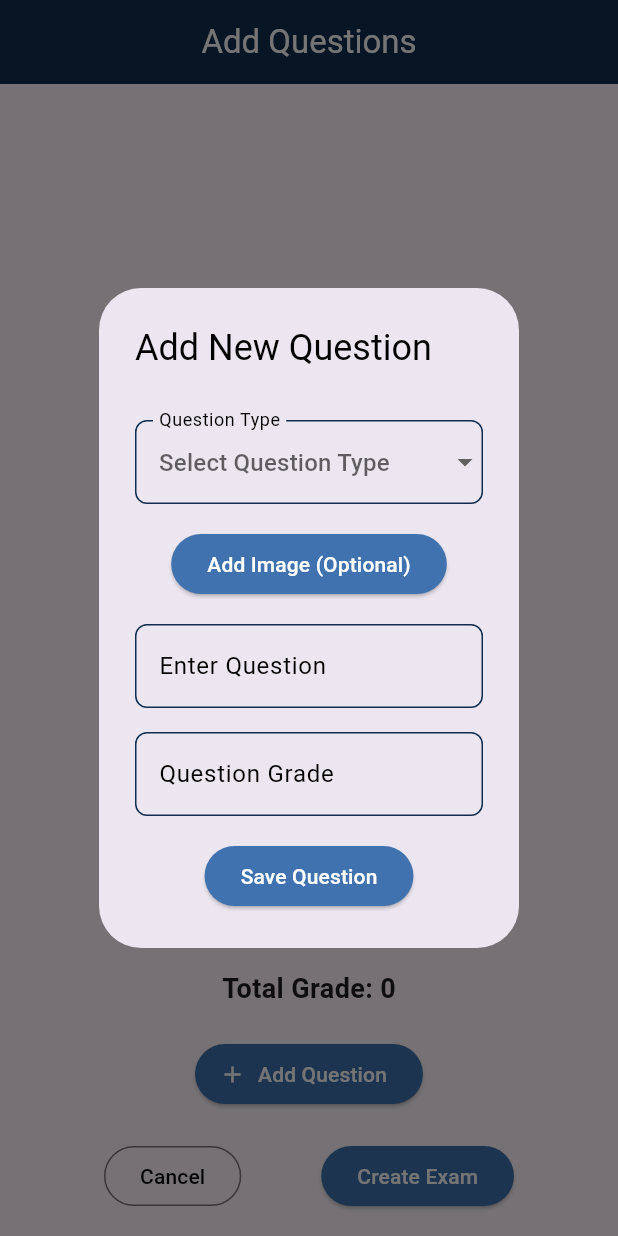
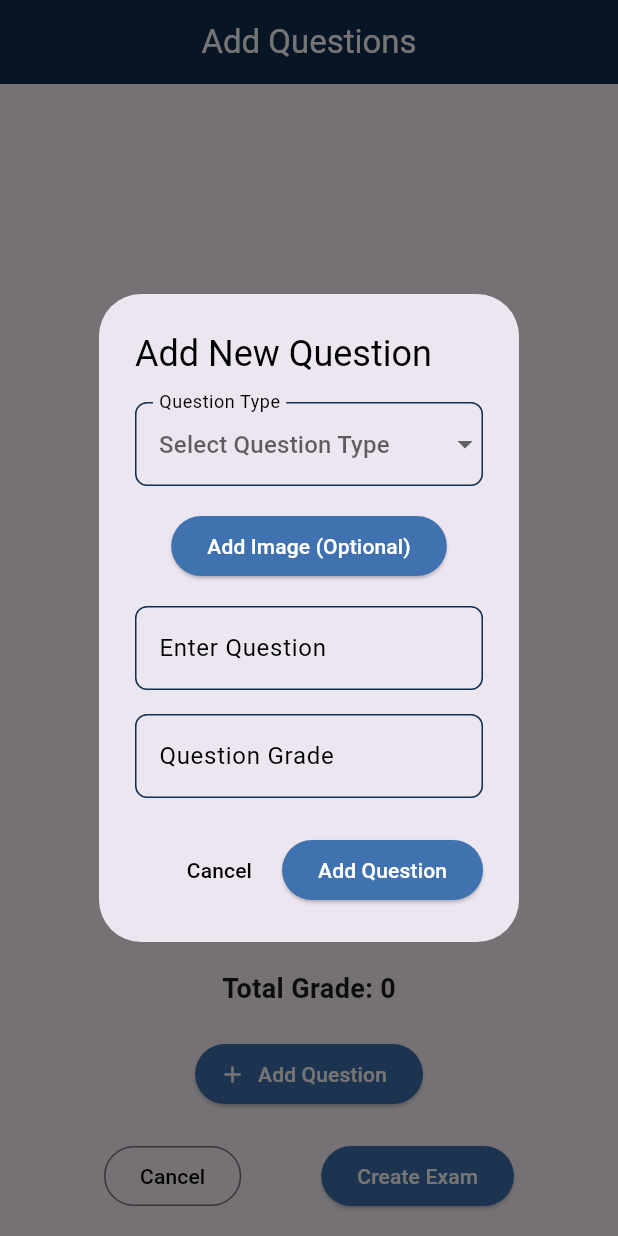
Before and after one commit to MohamedIsa/QuizApp, a Flutter app: the AddQuestionExam screen opened by its route, after a tap on "Add Question", on a phone screen of 412 x 824 dp. Run offline on Flutter 3.47's test engine with Material 3 defaults, Android fonts, the phone set to English and light mode, and no system bars; our stand-ins replace cloud_firestore, firebase_auth, firebase_core, firebase_storage, flutter_spinkit, google_sign_in and 2 more; accounts and stored records are empty; generated files the repository leaves out were written again.

Commit message:
fixing the add question

```diff
--- a/lib/pages/adminhome/widgets/addQuestion.dart
+++ b/lib/pages/adminhome/widgets/addQuestion.dart
@@ -143,7 +143,7 @@ class AddQuestionState extends State<AddQuestion> {
       questionText: _questionText,
       options: _options,
       correctAnswer: _correctAnswer,
-      grade: _questionGrade,
+      grade: _questionGrade, // grade is now an int
       imageUrl: _imageUrl,
     );
 
@@ -174,21 +174,24 @@ class AddQuestionState extends State<AddQuestion> {
           child: Column(
             mainAxisSize: MainAxisSize.min,
             children: [
-              SizedBox(height: 16),
               DropdownButtonFormField<String>(
                 value: _questionType.isEmpty ? null : _questionType,
                 decoration: InputDecoration(
                   labelText: 'Question Type',
                   labelStyle: TextStyle(color: AppColors.textBlack),
                   hintText: 'Select Question Type',
-                  hintStyle: TextStyle(color: AppColors.textBlack),
+                  hintStyle:
+                      TextStyle(color: AppColors.textBlack), // Hint text style
                   enabledBorder: OutlineInputBorder(
-                    borderSide: BorderSide(color: AppColors.appBarColor),
+                    borderSide: BorderSide(
+                        color:
+                            AppColors.appBarColor), // Border when not focused
                     borderRadius: BorderRadius.circular(8),
                   ),
                   focusedBorder: OutlineInputBorder(
-                    borderSide:
-                        BorderSide(color: AppColors.appBarColor, width: 2),
+                    borderSide: BorderSide(
+                        color: AppColors.appBarColor,
+                        width: 2), // Border when focused
                     borderRadius: BorderRadius.circular(8),
                   ),
                 ),
@@ -212,18 +215,7 @@ class AddQuestionState extends State<AddQuestion> {
                 },
               ),
               SizedBox(height: 16),
-              if (_imageFile == null)
-                ElevatedButton(
-                  style: ElevatedButton.styleFrom(
-                    backgroundColor: AppColors.buttonColor,
-                  ),
-                  onPressed: _pickImage,
-                  child: Text(
-                    'Add Image (Optional)',
-                    style: TextStyle(color: AppColors.buttonTextColor),
-                  ),
-                )
-              else
+              if (_imageFile != null)
                 Stack(
                   children: [
                     Image.file(_imageFile!,
@@ -236,21 +228,38 @@ class AddQuestionState extends State<AddQuestion> {
                       ),
                     ),
                   ],
+                )
+              else
+                ElevatedButton(
+                  style: ElevatedButton.styleFrom(
+                    backgroundColor: AppColors.buttonColor, // Button color
+                  ),
+                  onPressed: _pickImage,
+                  child: Text(
+                    'Add Image (Optional)',
+                    style: TextStyle(
+                        color: AppColors.buttonTextColor), // Button text color
+                  ),
                 ),
               SizedBox(height: 16),
               TextFormField(
                 decoration: InputDecoration(
                   labelText: 'Enter Question',
-                  labelStyle: TextStyle(color: AppColors.textBlack),
+                  labelStyle:
+                      TextStyle(color: AppColors.textBlack), // Label color
                   hintText: 'Enter the question text',
-                  hintStyle: TextStyle(color: AppColors.textBlack),
+                  hintStyle:
+                      TextStyle(color: AppColors.textBlack), // Hint text style
                   enabledBorder: OutlineInputBorder(
-                    borderSide: BorderSide(color: AppColors.appBarColor),
+                    borderSide: BorderSide(
+                        color:
+                            AppColors.appBarColor), // Border when not focused
                     borderRadius: BorderRadius.circular(8),
                   ),
                   focusedBorder: OutlineInputBorder(
-                    borderSide:
-                        BorderSide(color: AppColors.appBarColor, width: 2),
+                    borderSide: BorderSide(
+                        color: AppColors.appBarColor,
+                        width: 2), // Border when focused
                     borderRadius: BorderRadius.circular(8),
                   ),
                 ),
@@ -263,16 +272,21 @@ class AddQuestionState extends State<AddQuestion> {
               TextFormField(
                 decoration: InputDecoration(
                   labelText: 'Question Grade',
-                  labelStyle: TextStyle(color: AppColors.textBlack),
+                  labelStyle:
+                      TextStyle(color: AppColors.textBlack), // Label color
                   hintText: 'Enter the question grade',
-                  hintStyle: TextStyle(color: AppColors.textBlack),
+                  hintStyle:
+                      TextStyle(color: AppColors.textBlack), // Hint text style
                   enabledBorder: OutlineInputBorder(
-                    borderSide: BorderSide(color: AppColors.appBarColor),
+                    borderSide: BorderSide(
+                        color:
+                            AppColors.appBarColor), // Border when not focused
                     borderRadius: BorderRadius.circular(8),
                   ),
                   focusedBorder: OutlineInputBorder(
-                    borderSide:
-                        BorderSide(color: AppColors.appBarColor, width: 2),
+                    borderSide: BorderSide(
+                        color: AppColors.appBarColor,
+                        width: 2), // Border when focused
                     borderRadius: BorderRadius.circular(8),
                   ),
                 ),
@@ -283,25 +297,93 @@ class AddQuestionState extends State<AddQuestion> {
                     : null,
                 onChanged: (value) {
                   setState(() {
-                    _questionGrade = int.tryParse(value) ?? 0;
+                    _questionGrade =
+                        int.tryParse(value) ?? 0; // Ensure it's an integer
                   });
                 },
               ),
-              SizedBox(height: 16),
-              ElevatedButton(
-                style: ElevatedButton.styleFrom(
-                  backgroundColor: AppColors.buttonColor,
+              if (_questionType == 'Multiple Choice')
+                ...List.generate(
+                  4,
+                  (index) => Container(
+                    decoration: BoxDecoration(
+                        border: Border.all(color: AppColors.appBarColor),
+                        borderRadius: BorderRadius.circular(8)),
+                    margin: EdgeInsets.only(top: 16),
+                    padding: EdgeInsets.all(4),
+                    child: Row(
+                      children: [
+                        Radio<String>(
+                          value: _options[index],
+                          groupValue: _correctAnswer,
+                          onChanged: _options[index].isNotEmpty
+                              ? (value) =>
+                                  setState(() => _correctAnswer = value)
+                              : null,
+                        ),
+                        Expanded(
+                          child: TextFormField(
+                            decoration: InputDecoration(
+                              labelText: 'Option ${index + 1}',
+                              labelStyle: TextStyle(
+                                  color: AppColors.textBlack), // Label color
+                              hintStyle: TextStyle(
+                                  color:
+                                      AppColors.textBlack), // Hint text style
+                            ),
+                            onChanged: (value) {
+                              setState(() {
+                                _options[index] = value;
+                              });
+                            },
+                          ),
+                        ),
+                      ],
+                    ),
+                  ),
                 ),
-                onPressed: _submitQuestion,
-                child: Text(
-                  'Save Question',
-                  style: TextStyle(color: AppColors.buttonTextColor),
+              if (_questionType == 'True/False')
+                Column(
+                  children: ['True', 'False']
+                      .map((option) => Container(
+                            decoration: BoxDecoration(
+                                border:
+                                    Border.all(color: AppColors.appBarColor),
+                                borderRadius: BorderRadius.circular(8)),
+                            margin: EdgeInsets.only(top: 16, left: 8, right: 8),
+                            child: RadioListTile<String>(
+                              title: Text(option),
+                              value: option,
+                              groupValue: _correctAnswer,
+                              onChanged: (value) =>
+                                  setState(() => _correctAnswer = value),
+                            ),
+                          ))
+                      .toList(),
                 ),
-              ),
             ],
           ),
         ),
       ),
+      actions: [
+        TextButton(
+          onPressed: () => Navigator.of(context).pop(),
+          child: Text(
+            'Cancel',
+            style: TextStyle(color: AppColors.textBlack),
+          ),
+        ),
+        ElevatedButton(
+          style: ElevatedButton.styleFrom(
+            backgroundColor: AppColors.buttonColor,
+          ),
+          onPressed: _submitQuestion,
+          child: Text(
+            'Add Question',
+            style: TextStyle(color: AppColors.buttonTextColor),
+          ),
+        )
+      ],
     );
   }
 }
```
